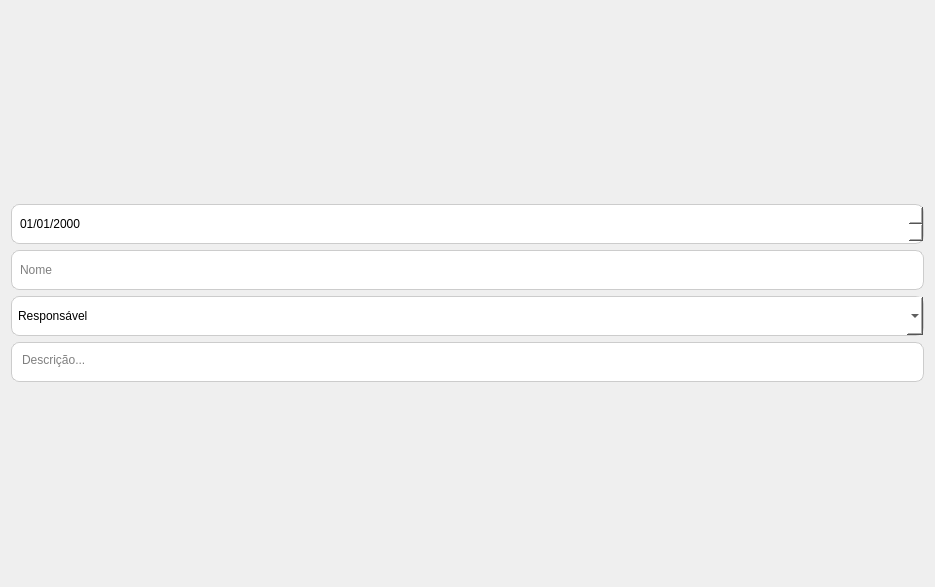
Old version of the form App/view/ui/newReport.ui in the repository Caiquef80/Gerenciamento-Escolar.
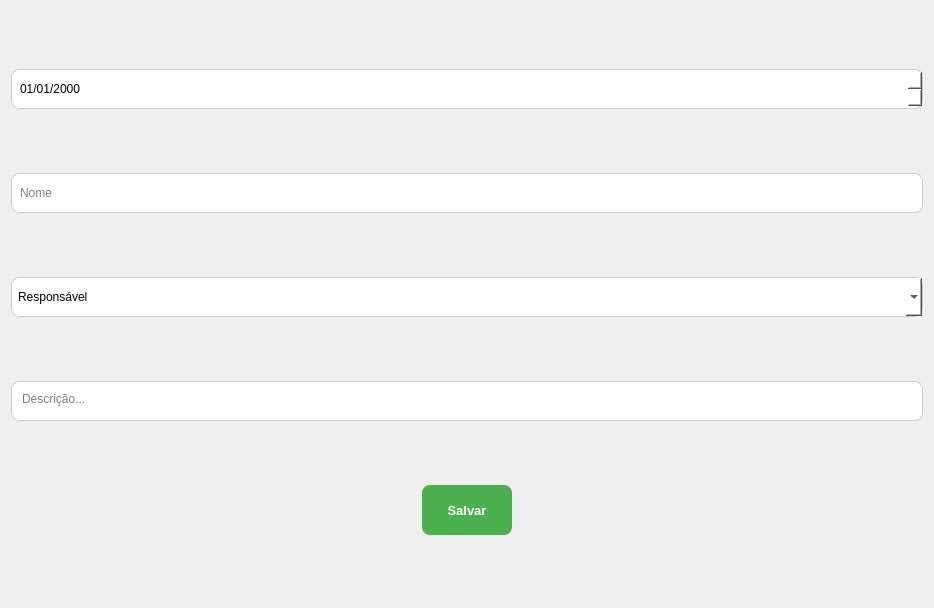
New version of the form. Icons and pictures are not drawn.

Commit message: fix(atualizando o nome dos botões da interface) (#49)

Patch:
```diff
--- a/App/view/ui/newReport.ui
+++ b/App/view/ui/newReport.ui
@@ -6,8 +6,8 @@
    <rect>
     <x>0</x>
     <y>0</y>
-    <width>935</width>
-    <height>587</height>
+    <width>934</width>
+    <height>608</height>
    </rect>
   </property>
   <property name="windowTitle">
@@ -28,14 +28,33 @@
 QLineEdit:focus, QDateTimeEdit:focus {
     border: 2px solid #4CAF50;
 }
+QPushButton {
+    background-color: #4CAF50;
+    color: white;
+    border-radius: 8px;
+	font-size: 13px;
+	font: bold
+    
+}
+
+QPushButton:hover {
+    background-color: #45a049;
+}
+
+QPushButton:pressed {
+    background-color: #3d8b40;
+}
 
 	
 	
 </string>
   </property>
-  <layout class="QGridLayout" name="gridLayout">
-   <item row="0" column="0">
-    <layout class="QVBoxLayout" name="verticalLayout" stretch="3,3,3,3">
+  <layout class="QHBoxLayout" name="horizontalLayout">
+   <item>
+    <layout class="QVBoxLayout" name="verticalLayout" stretch="3,3,3,3,0">
+     <property name="bottomMargin">
+      <number>0</number>
+     </property>
      <item>
       <widget class="QDateTimeEdit" name="dataOcorrencia">
        <property name="maximumSize">
@@ -93,6 +112,25 @@
        </property>
       </widget>
      </item>
+     <item alignment="Qt::AlignHCenter">
+      <widget class="QPushButton" name="btnSaveReport">
+       <property name="minimumSize">
+        <size>
+         <width>90</width>
+         <height>0</height>
+        </size>
+       </property>
+       <property name="maximumSize">
+        <size>
+         <width>90</width>
+         <height>50</height>
+        </size>
+       </property>
+       <property name="text">
+        <string>Salvar</string>
+       </property>
+      </widget>
+     </item>
     </layout>
    </item>
   </layout>
```
Left out of the diff: 2 changed lines with no effect on the pictures. The commit also changes 2 other files.
